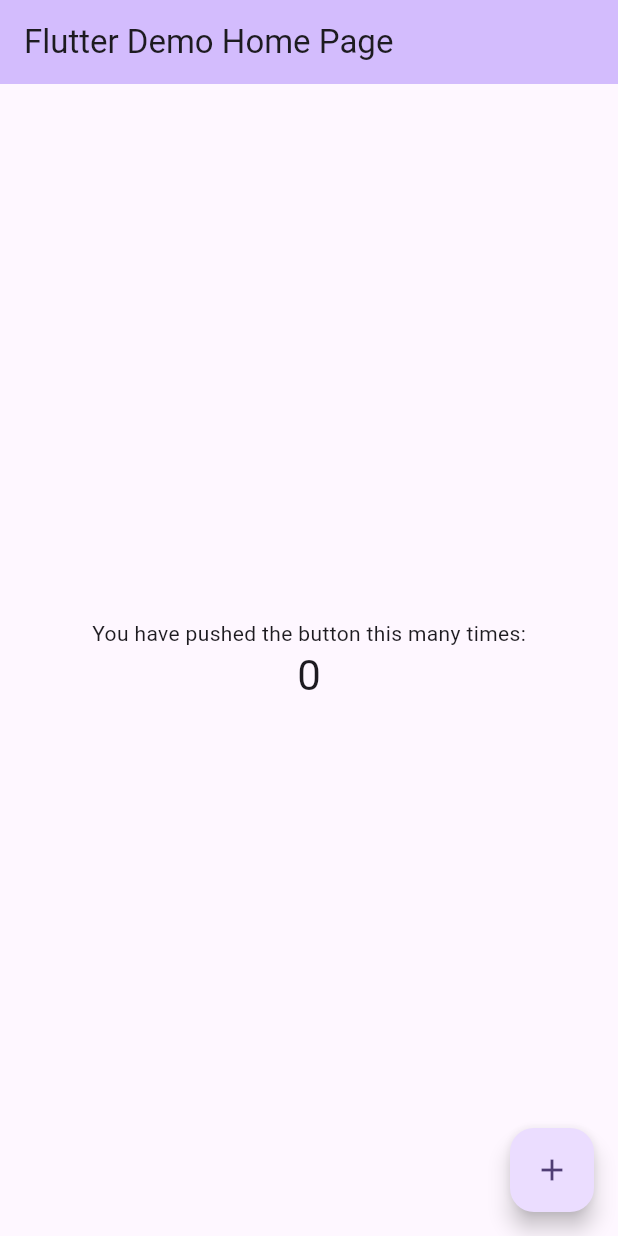
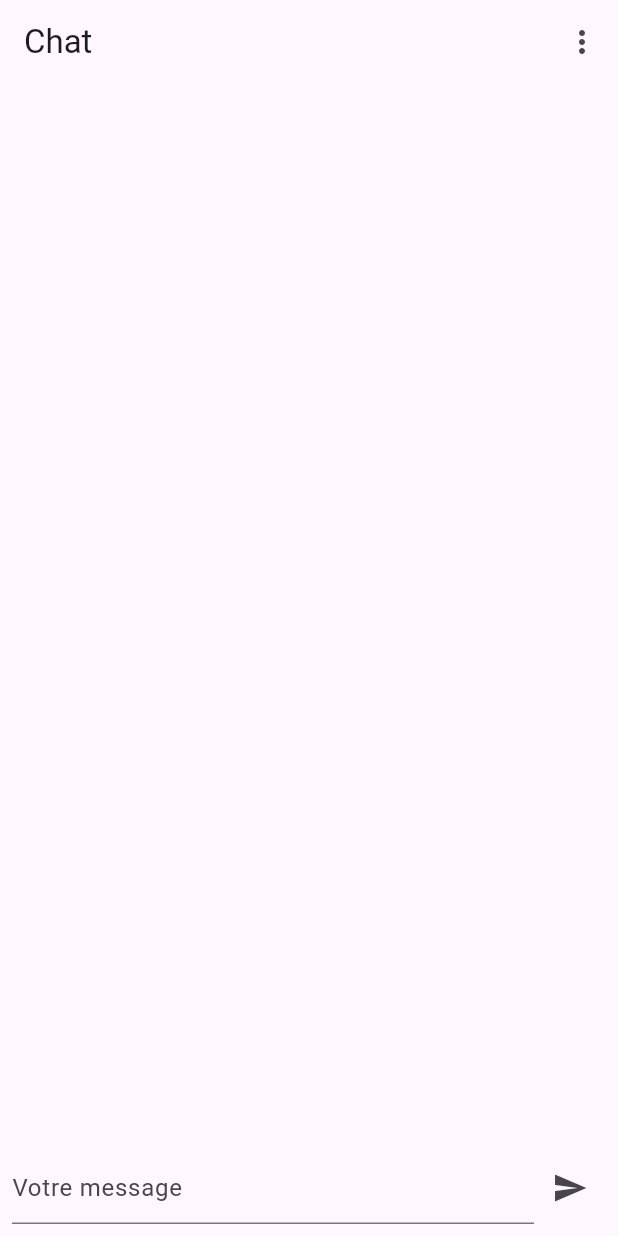
Before and after one commit to henribesnard/eon_app, a Flutter app: the screen it shows after launch, on a phone screen of 412 x 824 dp. Run offline on Flutter 3.47's test engine with Material 3 defaults, Android fonts, the phone set to English and light mode, and no system bars.

Commit message:
feat: add report and block menu options

```diff
--- a/lib/main.dart
+++ b/lib/main.dart
@@ -1,4 +1,6 @@
 import 'package:flutter/material.dart';
+import 'services/moderation_mock_service.dart';
+import 'services/block_mock_service.dart';
 
 void main() {
   runApp(const MyApp());
@@ -7,45 +9,16 @@ void main() {
 class MyApp extends StatelessWidget {
   const MyApp({super.key});
 
-  // This widget is the root of your application.
   @override
   Widget build(BuildContext context) {
-    return MaterialApp(
-      title: 'Flutter Demo',
-      theme: ThemeData(
-        // This is the theme of your application.
-        //
-        // TRY THIS: Try running your application with "flutter run". You'll see
-        // the application has a purple toolbar. Then, without quitting the app,
-        // try changing the seedColor in the colorScheme below to Colors.green
-        // and then invoke "hot reload" (save your changes or press the "hot
-        // reload" button in a Flutter-supported IDE, or press "r" if you used
-        // the command line to start the app).
-        //
-        // Notice that the counter didn't reset back to zero; the application
-        // state is not lost during the reload. To reset the state, use hot
-        // restart instead.
-        //
-        // This works for code too, not just values: Most code changes can be
-        // tested with just a hot reload.
-        colorScheme: ColorScheme.fromSeed(seedColor: Colors.deepPurple),
-      ),
-      home: const MyHomePage(title: 'Flutter Demo Home Page'),
+    return const MaterialApp(
+      home: MyHomePage(title: 'Chat'),
     );
   }
 }
 
 class MyHomePage extends StatefulWidget {
   const MyHomePage({super.key, required this.title});
-
-  // This widget is the home page of your application. It is stateful, meaning
-  // that it has a State object (defined below) that contains fields that affect
-  // how it looks.
-
-  // This class is the configuration for the state. It holds the values (in this
-  // case the title) provided by the parent (in this case the App widget) and
-  // used by the build method of the State. Fields in a Widget subclass are
-  // always marked "final".
 
   final String title;
 
@@ -54,69 +27,118 @@ class MyHomePage extends StatefulWidget {
 }
 
 class _MyHomePageState extends State<MyHomePage> {
-  int _counter = 0;
+  final String _userId = 'user123';
+  final TextEditingController _controller = TextEditingController();
+  final List<String> _messages = [];
 
-  void _incrementCounter() {
+  @override
+  void dispose() {
+    _controller.dispose();
+    super.dispose();
+  }
+
+  void _sendMessage() {
+    if (_controller.text.isEmpty) return;
     setState(() {
-      // This call to setState tells the Flutter framework that something has
-      // changed in this State, which causes it to rerun the build method below
-      // so that the display can reflect the updated values. If we changed
-      // _counter without calling setState(), then the build method would not be
-      // called again, and so nothing would appear to happen.
-      _counter++;
+      _messages.add(_controller.text);
+      _controller.clear();
     });
+  }
+
+  Future<void> _handleMenu(String value) async {
+    if (value == 'report') {
+      final reason = await showDialog<String>(
+        context: context,
+        builder: (context) {
+          final TextEditingController reasonController =
+              TextEditingController();
+          return AlertDialog(
+            title: const Text('Signaler'),
+            content: TextField(
+              controller: reasonController,
+              decoration: const InputDecoration(
+                hintText: 'Raison',
+              ),
+            ),
+            actions: [
+              TextButton(
+                onPressed: () => Navigator.of(context).pop(),
+                child: const Text('Annuler'),
+              ),
+              TextButton(
+                onPressed: () =>
+                    Navigator.of(context).pop(reasonController.text),
+                child: const Text('Envoyer'),
+              ),
+            ],
+          );
+        },
+      );
+      if (reason != null && reason.isNotEmpty) {
+        ModerationMockService.report(_userId, reason);
+        if (!mounted) return;
+        ScaffoldMessenger.of(context).showSnackBar(
+          const SnackBar(content: Text('Utilisateur signalé')),
+        );
+      }
+    } else if (value == 'block') {
+      BlockMockService.block(_userId);
+      setState(() {});
+    }
   }
 
   @override
   Widget build(BuildContext context) {
-    // This method is rerun every time setState is called, for instance as done
-    // by the _incrementCounter method above.
-    //
-    // The Flutter framework has been optimized to make rerunning build methods
-    // fast, so that you can just rebuild anything that needs updating rather
-    // than having to individually change instances of widgets.
+    final blocked = BlockMockService.isBlocked(_userId);
     return Scaffold(
       appBar: AppBar(
-        // TRY THIS: Try changing the color here to a specific color (to
-        // Colors.amber, perhaps?) and trigger a hot reload to see the AppBar
-        // change color while the other colors stay the same.
-        backgroundColor: Theme.of(context).colorScheme.inversePrimary,
-        // Here we take the value from the MyHomePage object that was created by
-        // the App.build method, and use it to set our appbar title.
         title: Text(widget.title),
+        actions: [
+          PopupMenuButton<String>(
+            onSelected: _handleMenu,
+            itemBuilder: (context) => const [
+              PopupMenuItem(value: 'report', child: Text('Signaler')),
+              PopupMenuItem(value: 'block', child: Text('Bloquer')),
+            ],
+          ),
+        ],
       ),
-      body: Center(
-        // Center is a layout widget. It takes a single child and positions it
-        // in the middle of the parent.
-        child: Column(
-          // Column is also a layout widget. It takes a list of children and
-          // arranges them vertically. By default, it sizes itself to fit its
-          // children horizontally, and tries to be as tall as its parent.
-          //
-          // Column has various properties to control how it sizes itself and
-          // how it positions its children. Here we use mainAxisAlignment to
-          // center the children vertically; the main axis here is the vertical
-          // axis because Columns are vertical (the cross axis would be
-          // horizontal).
-          //
-          // TRY THIS: Invoke "debug painting" (choose the "Toggle Debug Paint"
-          // action in the IDE, or press "p" in the console), to see the
-          // wireframe for each widget.
-          mainAxisAlignment: MainAxisAlignment.center,
-          children: <Widget>[
-            const Text('You have pushed the button this many times:'),
-            Text(
-              '$_counter',
-              style: Theme.of(context).textTheme.headlineMedium,
+      body: Column(
+        children: [
+          Expanded(
+            child: ListView(
+              children: _messages
+                  .map((m) => ListTile(title: Text(m)))
+                  .toList(),
             ),
-          ],
-        ),
+          ),
+          if (blocked)
+            const Padding(
+              padding: EdgeInsets.all(8.0),
+              child: Text('Conversation en lecture seule'),
+            )
+          else
+            Padding(
+              padding: const EdgeInsets.all(8.0),
+              child: Row(
+                children: [
+                  Expanded(
+                    child: TextField(
+                      controller: _controller,
+                      decoration: const InputDecoration(
+                        hintText: 'Votre message',
+                      ),
+                    ),
+                  ),
+                  IconButton(
+                    icon: const Icon(Icons.send),
+                    onPressed: _sendMessage,
+                  ),
+                ],
+              ),
+            ),
+        ],
       ),
-      floatingActionButton: FloatingActionButton(
-        onPressed: _incrementCounter,
-        tooltip: 'Increment',
-        child: const Icon(Icons.add),
-      ), // This trailing comma makes auto-formatting nicer for build methods.
     );
   }
 }
--- /dev/null
+++ b/lib/services/block_mock_service.dart
@@ -0,0 +1,10 @@
+class BlockMockService {
+  static final Set<String> _blocked = <String>{};
+
+  static void block(String userId) {
+    _blocked.add(userId);
+    // In a real app, this would remove the user from discovery and conversations lists.
+  }
+
+  static bool isBlocked(String userId) => _blocked.contains(userId);
+}
--- /dev/null
+++ b/lib/services/moderation_mock_service.dart
@@ -0,0 +1,16 @@
+class ModerationMockService {
+  static final List<_Report> _reports = [];
+
+  static void report(String userId, String reason) {
+    _reports.add(_Report(userId, reason));
+  }
+
+  static List<_Report> get reports => List.unmodifiable(_reports);
+}
+
+class _Report {
+  final String userId;
+  final String reason;
+
+  _Report(this.userId, this.reason);
+}
```
